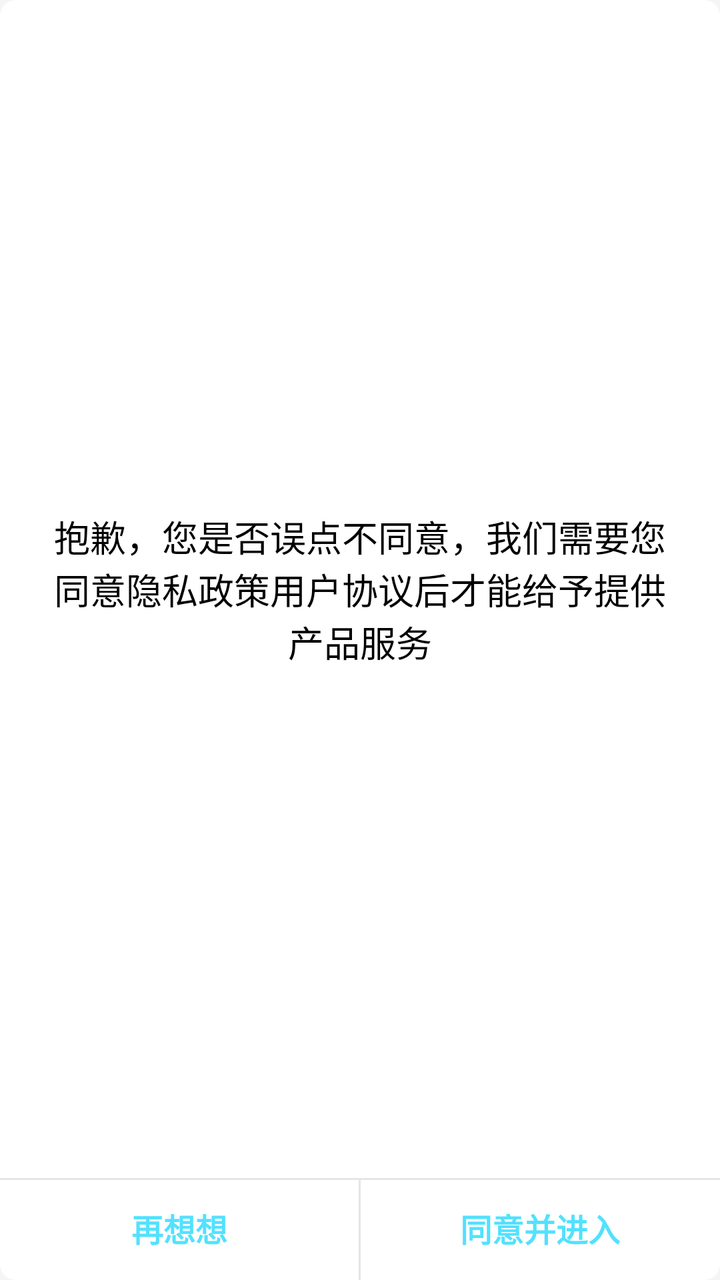
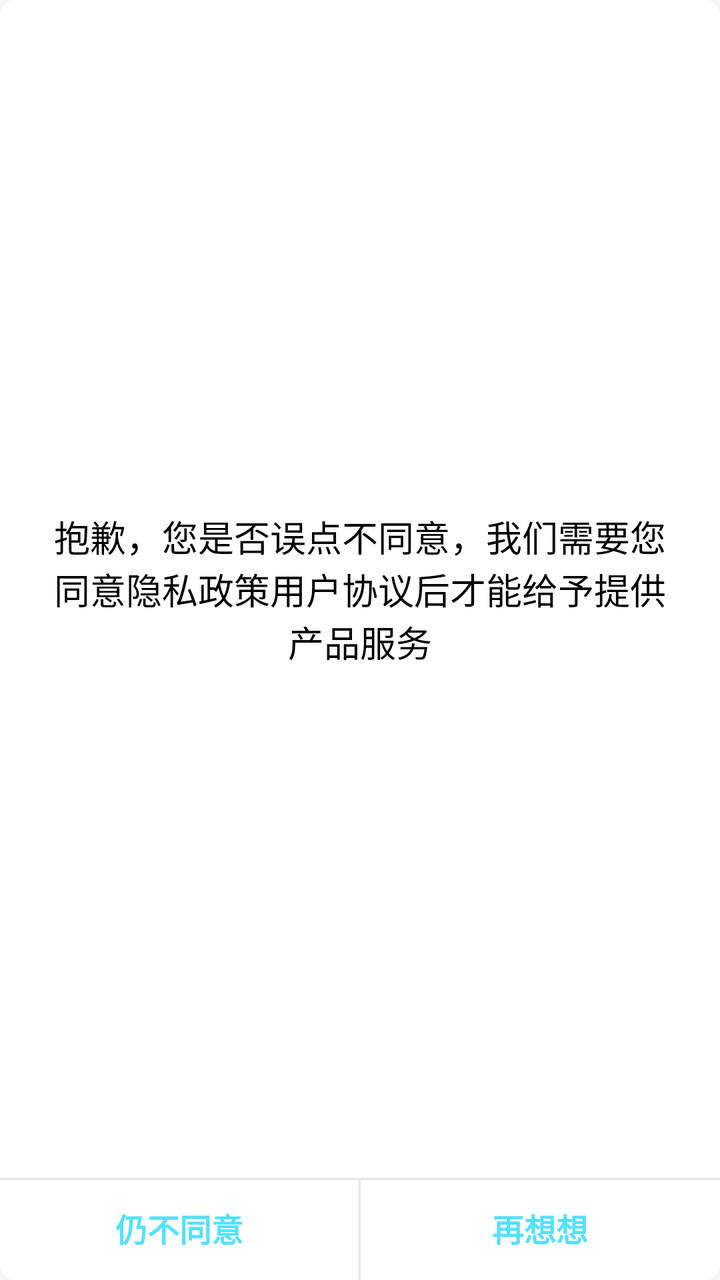

An Android layout rendered at two revisions. The XML below is the earlier revision; the diff shows what the commit changed to produce the second picture.
<!-- AndroidManifest.xml: application theme AppTheme.NoActionBar.TransparentStatusBar.ImmerseStatusBar -->
<!-- res/layout/dialog_disagree.xml -->
<?xml version="1.0" encoding="utf-8"?>
<LinearLayout xmlns:android="http://schemas.android.com/apk/res/android"
    xmlns:app="http://schemas.android.com/apk/res-auto"
    xmlns:tools="http://schemas.android.com/tools"
    android:id="@+id/linearLayout4"
    android:layout_width="match_parent"
    android:layout_height="200dp"
    android:layout_gravity="center"
    android:layout_marginStart="20dp"
    android:layout_marginEnd="20dp"
    android:background="@drawable/bg_radius8_white"
    android:gravity="center_horizontal"
    android:orientation="vertical">


    <TextView
        android:id="@+id/tv_dialog_message"
        android:layout_width="match_parent"
        android:layout_height="0dp"
        android:layout_weight="1"
        android:gravity="center"
        android:layout_marginStart="20dp"
        android:layout_marginEnd="20dp"
        android:text="抱歉，您是否误点不同意，我们需要您同意隐私政策用户协议后才能给予提供产品服务"
        android:textAlignment="center"
        android:textColor="@color/black"
        android:textSize="18dp" />


    <View
        android:layout_width="match_parent"
        android:layout_height="1dp"
        android:background="@color/black_alpha10" />

    <LinearLayout
        android:id="@+id/layout_bottom"
        android:layout_width="match_parent"
        android:layout_height="50dp">

        <Button
            android:id="@+id/btn_dialog_cancel"
            android:layout_width="0dp"
            android:layout_height="wrap_content"
            android:layout_weight="1"
            android:background="@color/color_clear"
            android:text="再想想"
            android:textColor="@color/blue_52e1ff"
            android:textSize="16dp"
            android:textStyle="bold" />

        <View
            android:layout_width="1dp"
            android:layout_height="match_parent"
            android:background="@color/black_alpha10" />

        <Button
            android:id="@+id/btn_dialog_confirm"
            android:layout_width="0dp"
            android:layout_height="wrap_content"
            android:layout_weight="1"
            android:background="@color/color_clear"
            android:text="同意并进入"
            android:textColor="@color/blue_52e1ff"
            android:textSize="16dp"
            android:textStyle="bold" />

    </LinearLayout>


</LinearLayout>
<!-- resources referenced by this layout -->
<resources>
  <color name="black">#000000</color>
  <color name="black_alpha10">#1A000000</color>
  <color name="blue_52e1ff">#52E1FF</color>
  <color name="color_clear">#00000000</color>
  <!-- drawable bg_radius8_white (drawable) -->
  <?xml version="1.0" encoding="utf-8"?>
  <shape xmlns:android="http://schemas.android.com/apk/res/android"
      android:shape="rectangle" >
      <corners android:radius="8dp" />
      <solid android:color="#ffffff" />
  </shape>
  <style name="AppTheme.NoActionBar.TransparentStatusBar.ImmerseStatusBar" />
</resources>

<!-- the commit's change to res/layout/dialog_disagree.xml (unified diff, before → after) -->
@@ -43,7 +43,7 @@
             android:layout_height="wrap_content"
             android:layout_weight="1"
             android:background="@color/color_clear"
-            android:text="再想想"
+            android:text="仍不同意"
             android:textColor="@color/blue_52e1ff"
             android:textSize="16dp"
             android:textStyle="bold" />
@@ -59,7 +59,7 @@
             android:layout_height="wrap_content"
             android:layout_weight="1"
             android:background="@color/color_clear"
-            android:text="同意并进入"
+            android:text="再想想"
             android:textColor="@color/blue_52e1ff"
             android:textSize="16dp"
             android:textStyle="bold" />
